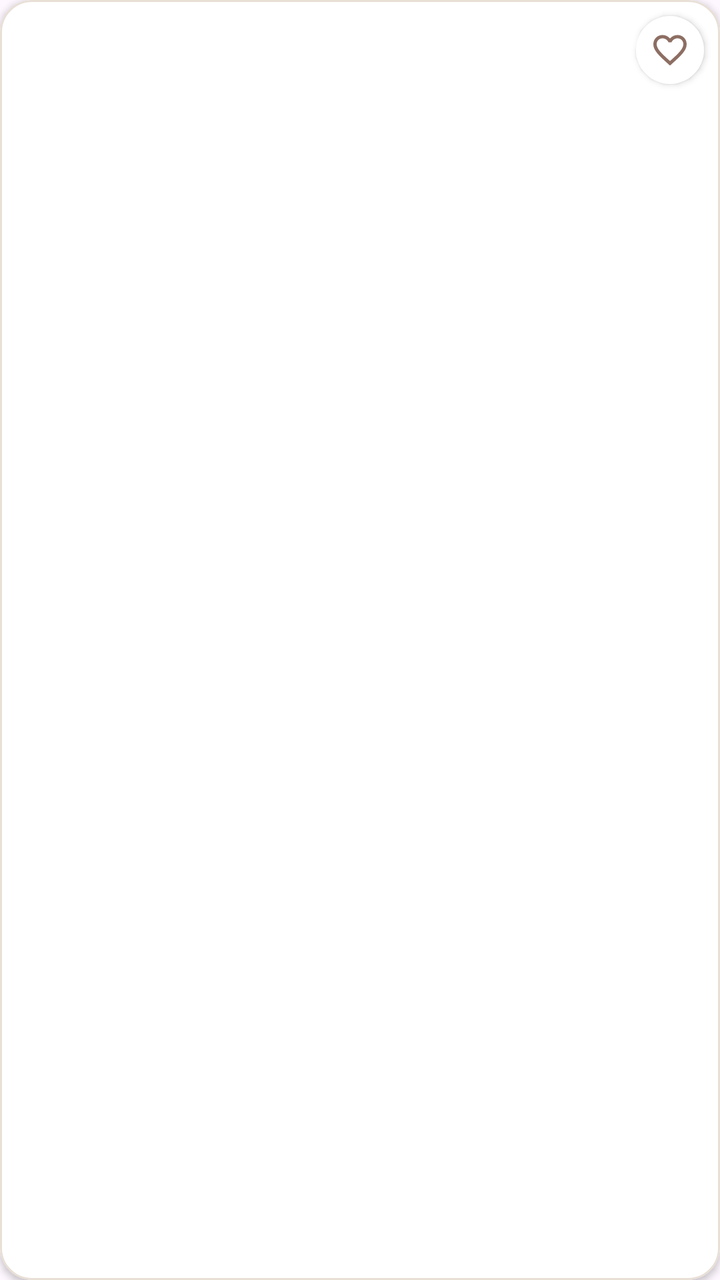
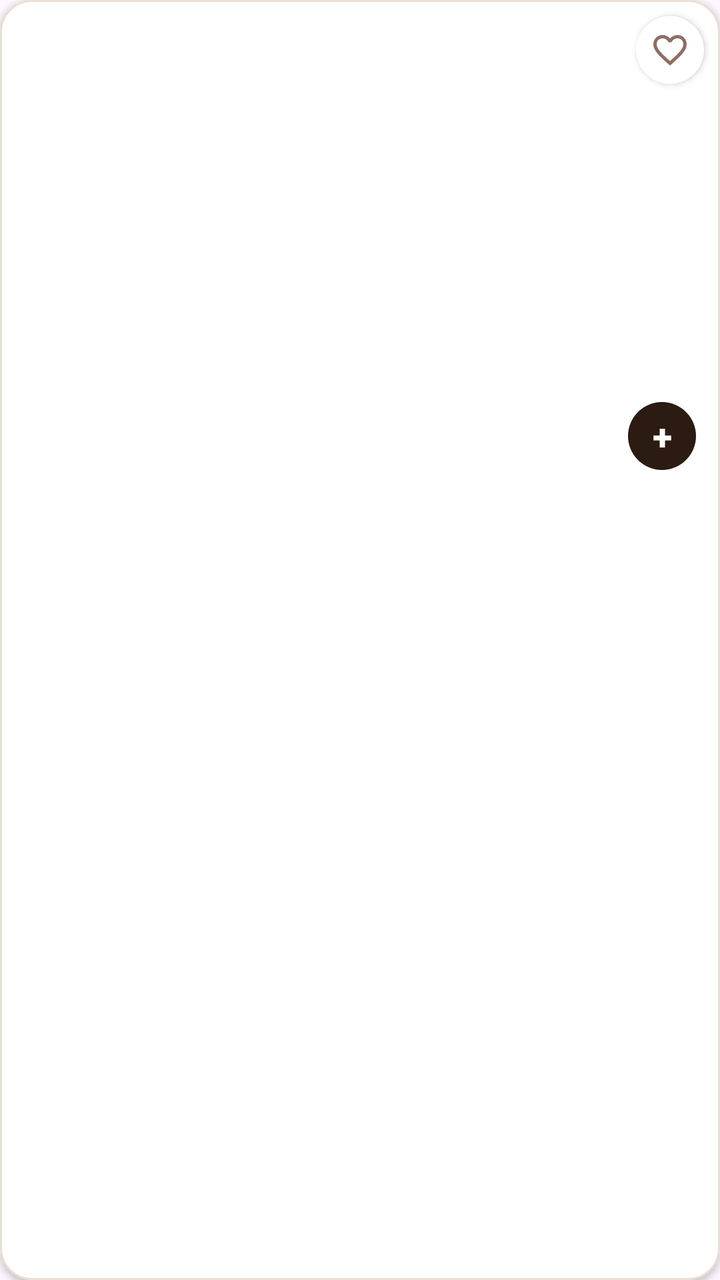

Screens rendered from an Android XML layout before and after an edit, with the pre-edit source and the edit as a unified diff.
<!-- AndroidManifest.xml: application theme Theme.MobilePro -->
<!-- res/layout/item_product.xml -->
<?xml version="1.0" encoding="utf-8"?>

<com.google.android.material.card.MaterialCardView
    xmlns:android="http://schemas.android.com/apk/res/android"
    xmlns:app="http://schemas.android.com/apk/res-auto"
    android:layout_width="match_parent"
    android:layout_height="wrap_content"
    android:layout_margin="6dp"
    app:cardBackgroundColor="@color/white"
    app:cardCornerRadius="16dp"
    app:cardElevation="2dp"
    app:strokeColor="@color/cream_border"
    app:strokeWidth="1dp">

    <LinearLayout
        android:layout_width="match_parent"
        android:layout_height="wrap_content"
        android:orientation="vertical">

        <FrameLayout
            android:layout_width="match_parent"
            android:layout_height="145dp">

            <ImageView
                android:id="@+id/imgProduct"
                android:layout_width="match_parent"
                android:layout_height="match_parent"
                android:contentDescription="Ảnh sản phẩm"
                android:scaleType="centerCrop" />

            <ImageButton
                android:id="@+id/btnFavorite"
                android:layout_width="34dp"
                android:layout_height="34dp"
                android:layout_gravity="top|end"
                android:layout_margin="8dp"
                android:background="@drawable/bg_avatar_circle"
                android:elevation="2dp"
                android:padding="7dp"
                android:scaleType="fitCenter"
                android:src="@drawable/ic_heart_outline" />
        </FrameLayout>

        <LinearLayout
            android:layout_width="match_parent"
            android:layout_height="wrap_content"
            android:orientation="vertical"
            android:padding="12dp">

            <TextView
                android:id="@+id/tvProductName"
                android:layout_width="match_parent"
                android:layout_height="wrap_content"
                android:layout_marginBottom="4dp"
                android:ellipsize="end"
                android:lines="2"
                android:maxLines="2"
                android:textColor="@color/brown"
                android:textSize="15sp"
                android:textStyle="bold" />

            <TextView
                android:id="@+id/tvProductPrice"
                android:layout_width="match_parent"
                android:layout_height="wrap_content"
                android:textColor="@color/caramel"
                android:textSize="15sp"
                android:textStyle="bold" />

        </LinearLayout>

    </LinearLayout>

</com.google.android.material.card.MaterialCardView>
<!-- resources referenced by this layout -->
<resources>
  <color name="brown">#2B1B12</color>
  <color name="caramel">#C68B59</color>
  <color name="cream_border">#E8DFD6</color>
  <color name="white">#FFFFFFFF</color>
  <!-- drawable bg_avatar_circle (drawable) -->
  <?xml version="1.0" encoding="utf-8"?>
  
  <shape xmlns:android="http://schemas.android.com/apk/res/android"
      android:shape="oval">
      <solid android:color="@color/white" />
  </shape>
  <!-- drawable ic_heart_outline (drawable) -->
  <?xml version="1.0" encoding="utf-8"?>
  
  <vector xmlns:android="http://schemas.android.com/apk/res/android"
      android:width="24dp"
      android:height="24dp"
      android:viewportWidth="24"
      android:viewportHeight="24">
      <path
          android:fillColor="#8D6E63"
          android:pathData="M16.5,3c-1.74,0 -3.41,0.81 -4.5,2.09C10.91,3.81 9.24,3 7.5,3 4.42,3 2,5.42 2,8.5c0,3.78 3.4,6.86 8.55,11.54L12,21.35l1.45,-1.32C18.6,15.36 22,12.28 22,8.5 22,5.42 19.58,3 16.5,3zM12.1,18.55l-0.1,0.1 -0.1,-0.1C7.14,14.24 4,11.39 4,8.5 4,6.5 5.5,5 7.5,5c1.54,0 3.04,0.99 3.57,2.36h1.87C13.46,5.99 14.96,5 16.5,5c2,0 3.5,1.5 3.5,3.5 0,2.89 -3.14,5.74 -7.9,10.05z" />
  </vector>
  <style name="Theme.MobilePro" parent="Base.Theme.MobilePro" />
  <style name="Base.Theme.MobilePro" parent="Theme.Material3.DayNight.NoActionBar">
          
          
      </style>
</resources>

<!-- the commit's change to res/layout/item_product.xml (unified diff, before → after) -->
@@ -51,7 +51,7 @@
                 android:id="@+id/tvProductName"
                 android:layout_width="match_parent"
                 android:layout_height="wrap_content"
-                android:layout_marginBottom="4dp"
+                android:layout_marginBottom="6dp"
                 android:ellipsize="end"
                 android:lines="2"
                 android:maxLines="2"
@@ -59,13 +59,37 @@
                 android:textSize="15sp"
                 android:textStyle="bold" />
 
-            <TextView
-                android:id="@+id/tvProductPrice"
+            <LinearLayout
                 android:layout_width="match_parent"
                 android:layout_height="wrap_content"
-                android:textColor="@color/caramel"
-                android:textSize="15sp"
-                android:textStyle="bold" />
+                android:gravity="center_vertical"
+                android:orientation="horizontal">
+
+                <TextView
+                    android:id="@+id/tvProductPrice"
+                    android:layout_width="0dp"
+                    android:layout_height="wrap_content"
+                    android:layout_weight="1"
+                    android:textColor="@color/caramel"
+                    android:textSize="15sp"
+                    android:textStyle="bold" />
+
+                <com.google.android.material.button.MaterialButton
+                    android:id="@+id/btnQuickAddCart"
+                    android:layout_width="34dp"
+                    android:layout_height="34dp"
+                    android:insetTop="0dp"
+                    android:insetBottom="0dp"
+                    android:minWidth="0dp"
+                    android:minHeight="0dp"
+                    android:padding="0dp"
+                    android:text="+"
+                    android:textColor="@color/white"
+                    android:textSize="18sp"
+                    android:textStyle="bold"
+                    app:backgroundTint="@color/brown"
+                    app:cornerRadius="17dp" />
+            </LinearLayout>
 
         </LinearLayout>
 
